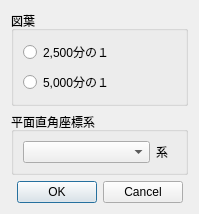
The window that selectSystem.ui (Arctictern265/BaseMapFrame) describes before a commit, drawn with Qt 5.
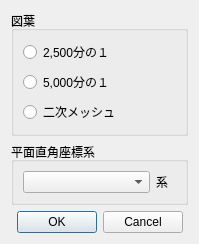
The same window after the commit.

Commit message: add 2nd mesh generate function

```diff
--- a/selectSystem.ui
+++ b/selectSystem.ui
@@ -34,6 +34,13 @@
         </property>
        </widget>
       </item>
+      <item>
+       <widget class="QRadioButton" name="radioButton_2nd">
+        <property name="text">
+         <string>二次メッシュ</string>
+        </property>
+       </widget>
+      </item>
      </layout>
     </widget>
    </item>
```
Left out of the diff: 61 changed lines with no effect on the pictures. The commit also changes 2 other files.
